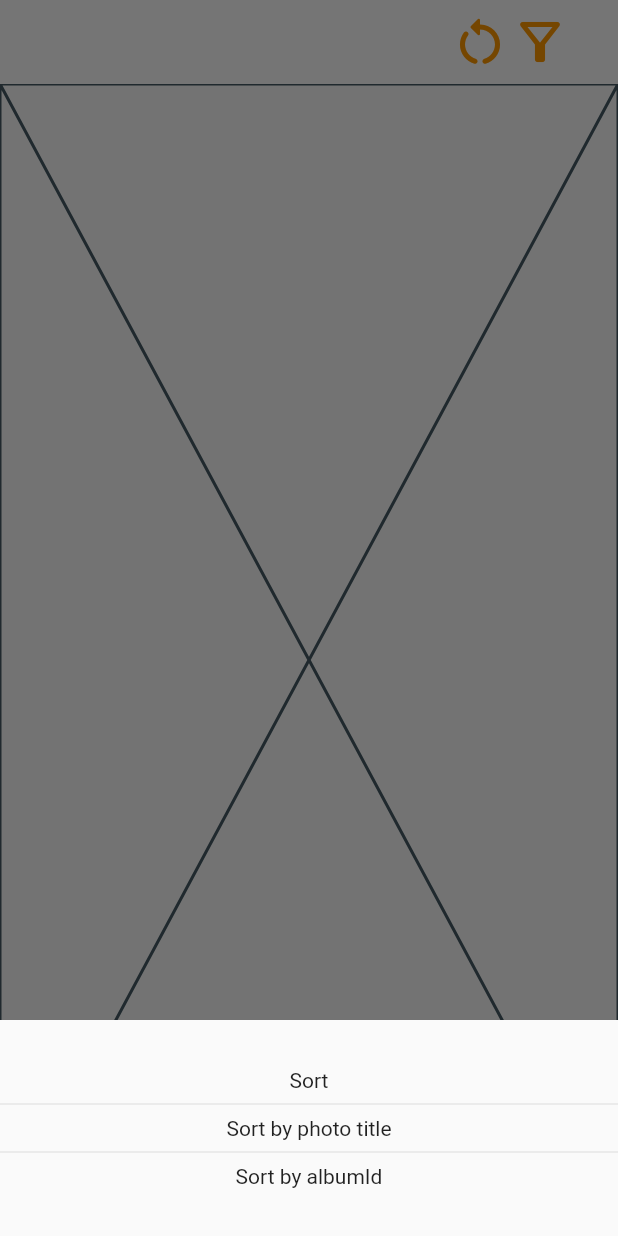
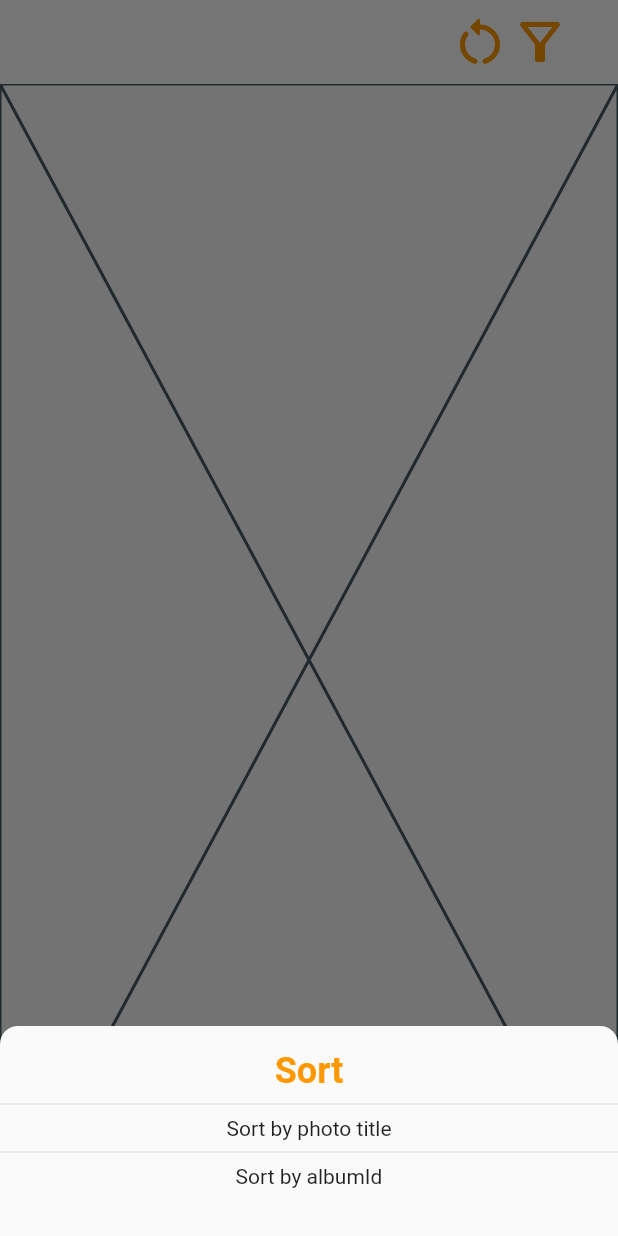
Before and after one commit to monaGamal2022/Waffarha-Flutter-Challenge, a Flutter app: the screen it shows after launch, after a tap on the "filter alt" icon, on a phone screen of 412 x 824 dp. Run offline on Flutter 3.47's test engine with Material 2 defaults, Android fonts, the phone set to English and light mode, and no system bars; our stand-ins replace cached_network_image, dartz, dio, equatable, flutter_bloc, get_it and 3 more; network calls fail.

Commit message:
enhance the ui of modal bottom sheet

```diff
--- a/lib/photos_gallery/screens/photos_gallery_screen.dart
+++ b/lib/photos_gallery/screens/photos_gallery_screen.dart
@@ -71,12 +71,25 @@ class _PhotosGalleryScreenState extends State<PhotosGalleryScreen> {
                 onTap: () {
                   showModalBottomSheet(
                     context: context,
+                    shape: const RoundedRectangleBorder(
+                      borderRadius: BorderRadius.only(
+                        topLeft: Radius.circular(12),
+                        topRight: Radius.circular(12),
+                      ),
+                    ),
                     builder: (bcontext) {
                       return Column(
                         mainAxisSize: MainAxisSize.min,
                         children: [
-                          const SizedBox(height: 32),
-                          const Text("Sort"),
+                          const SizedBox(height: 16),
+                          const Text(
+                            "Sort",
+                            style: TextStyle(
+                              fontWeight: FontWeight.bold,
+                              color: Colors.orange,
+                              fontSize: 24,
+                            ),
+                          ),
                           const Divider(),
                           InkWell(
                             onTap: () {
```
